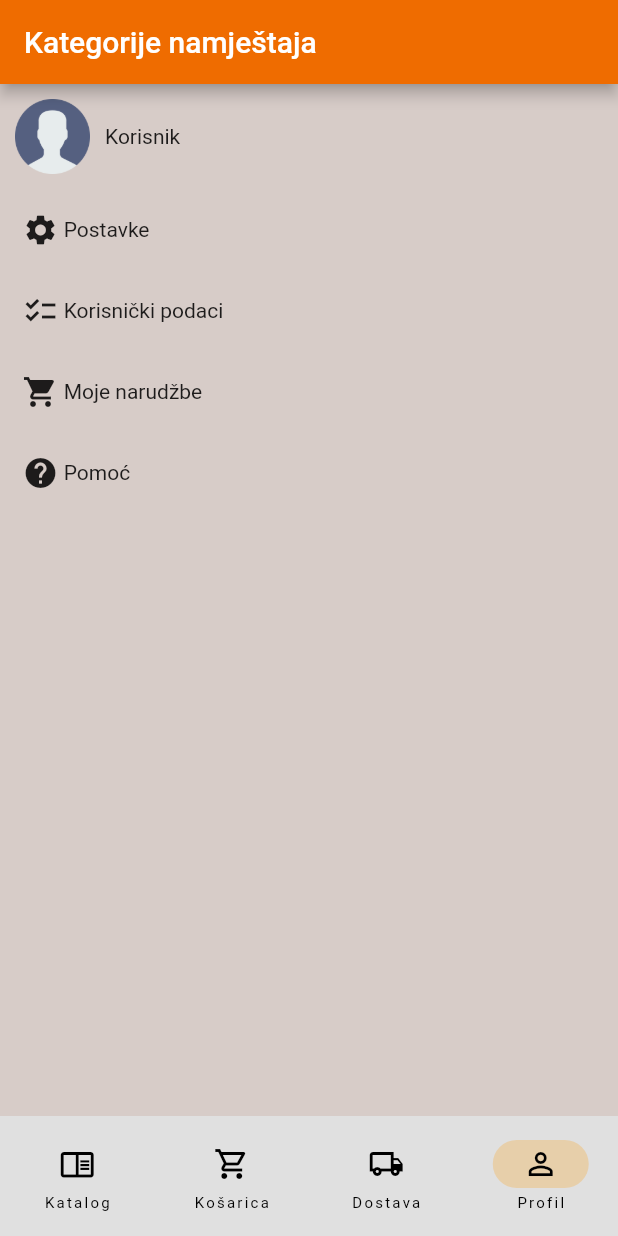
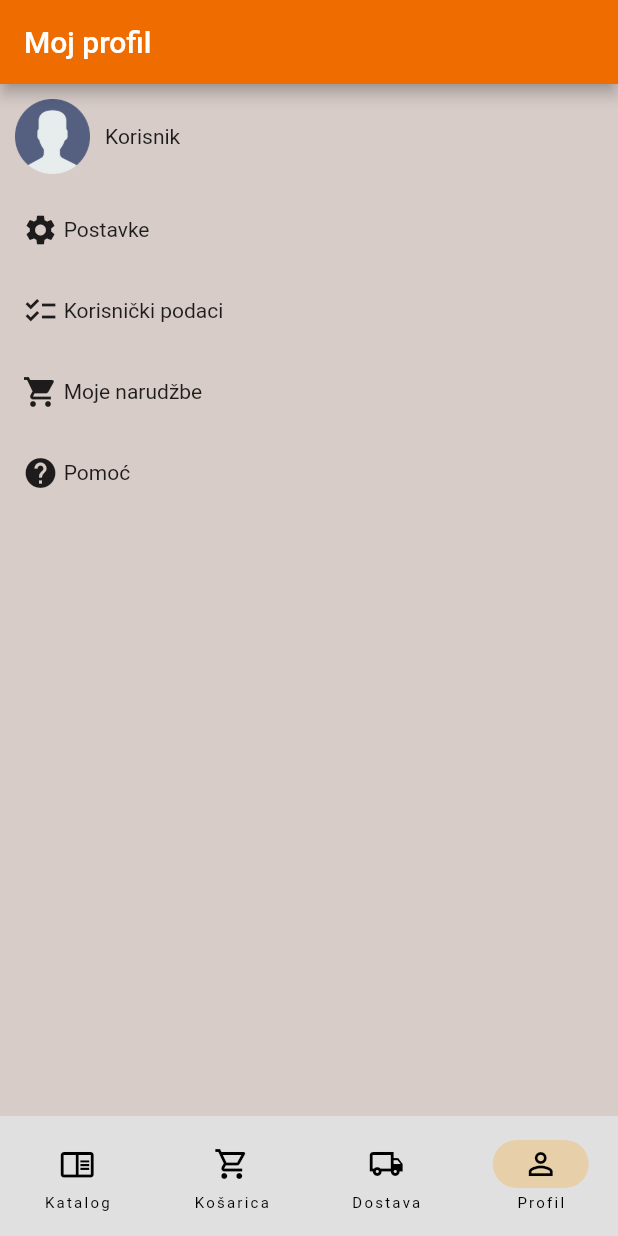
Before and after one commit to AIR-FOI-HR/AIR2210, a Flutter app: the screen it shows after launch, item 4 of the bottom bar chosen, on a phone screen of 412 x 824 dp. Run offline on Flutter 3.47's test engine with Material 2 defaults, Android fonts, the phone set to English and light mode, and no system bars; our stand-ins replace flutter_rating_bar.

Commit message:
razrada proizvoda

```diff
--- a/lib/main.dart
+++ b/lib/main.dart
@@ -1,6 +1,8 @@
 import 'package:flutter/material.dart';
 import 'package:test_app/home_page.dart';
 import 'package:test_app/profile.dart';
+
+import 'categories/categoryTable.dart';
 
 void main() {
   runApp(const MyApp());
@@ -31,17 +33,12 @@ class _RootPage extends State<RootPage> {
   @override
   Widget build(BuildContext context) {
     final List<Widget> _children = [
-    HomePage(),
-    HomePage(),
-    HomePage(),
-    ProfilePage(),
+    const HomePage(),
+    const CategoryTable(),
+    const HomePage(),
+    const ProfilePage(),
   ];
     return Scaffold(
-      appBar: AppBar(
-        title: const Text("Kategorije namještaja"),
-        foregroundColor: Colors.white,
-        backgroundColor: Colors.orange.shade800,
-      ),
       body:_children[currentPage],
       bottomNavigationBar: NavigationBar(
         backgroundColor: Colors.grey.shade300,
--- a/lib/profile.dart
+++ b/lib/profile.dart
@@ -6,6 +6,11 @@ class ProfilePage extends StatelessWidget {
   @override
   Widget build(BuildContext context) {
     return Scaffold(
+      appBar: AppBar(
+        title: const Text("Moj profil"),
+        foregroundColor: Colors.white,
+        backgroundColor: Colors.orange.shade800,
+      ),
       backgroundColor: Colors.brown.shade100,
       body: SingleChildScrollView(
           child: Column(
--- a/pubspec.yaml
+++ b/pubspec.yaml
@@ -36,6 +36,7 @@ dependencies:
   # The following adds the Cupertino Icons font to your application.
   # Use with the CupertinoIcons class for iOS style icons.
   cupertino_icons: ^1.0.2
+  flutter_rating_bar: ^4.0.1
 
 dev_dependencies:
   flutter_test:
```
Also changed, not shown: lib/categories/categoryTable.dart (added, +92 -0 lines), lib/home_page.dart (+9 -4 lines), pubspec.lock.
